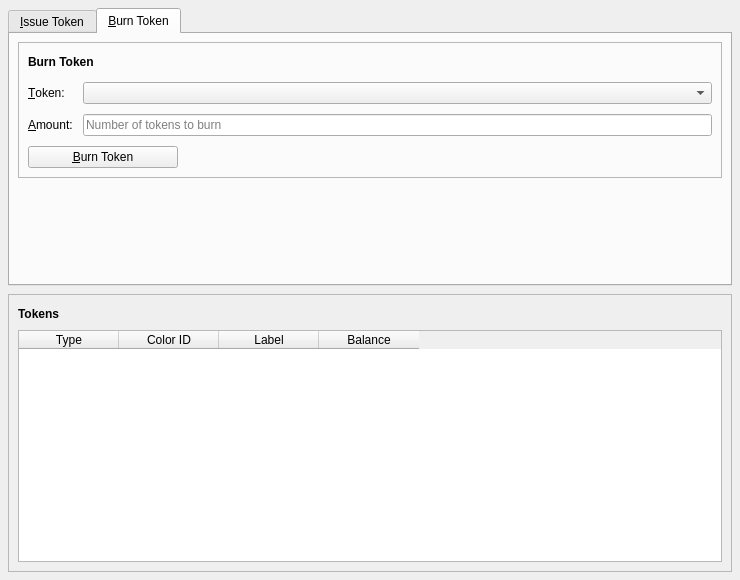
First picture: the form in src/qt/forms/issuetoken.ui, repository chaintope/tapyrus-core, before the edit.
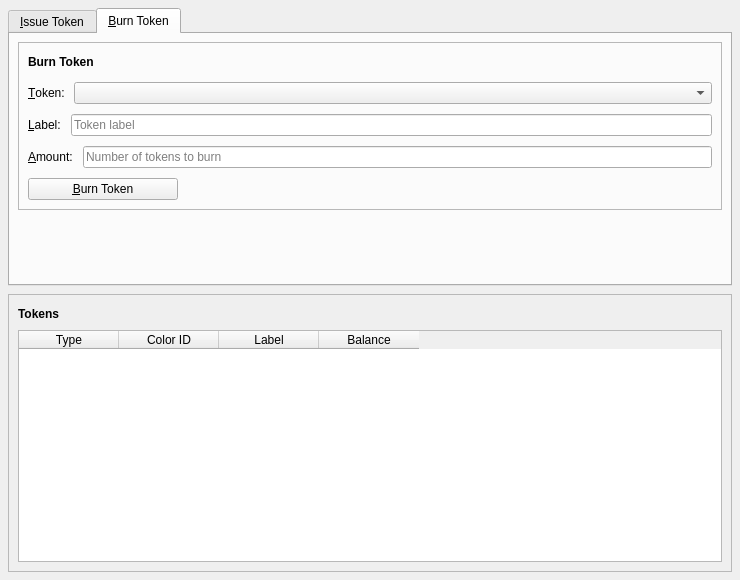
Second picture: the form after the edit. The open tabs and pages were chosen to show the change. Icons and pictures are not drawn. Custom widgets are drawn as their Qt base class.

Commit message: Add Label text to issue token/burn token tab

Patch:
```diff
--- a/src/qt/forms/issuetoken.ui
+++ b/src/qt/forms/issuetoken.ui
@@ -384,8 +384,13 @@
           </item>
 
           <item>
-           <layout class="QFormLayout" name="burnFormLayout">
-            <item row="0" column="0">
+           <layout class="QVBoxLayout" name="burnFieldsLayout">
+            <property name="spacing">
+             <number>10</number>
+            </property>
+            <item>
+             <layout class="QHBoxLayout" name="burnTokenRow" stretch="0,1">
+              <item>
              <widget class="QLabel" name="labelBurnColor">
               <property name="text">
                <string>&amp;Token:</string>
@@ -395,11 +400,39 @@
               </property>
              </widget>
             </item>
-            <item row="0" column="1">
+              <item>
              <widget class="QComboBox" name="burnColorCombo">
              </widget>
             </item>
-            <item row="1" column="0">
+             </layout>
+            </item>
+            <item>
+             <layout class="QHBoxLayout" name="burnLabelRow">
+              <item>
+               <widget class="QLabel" name="labelBurnLabel">
+                <property name="text">
+                 <string>&amp;Label:</string>
+                </property>
+                <property name="buddy">
+                 <cstring>burnLabelEdit</cstring>
+                </property>
+               </widget>
+              </item>
+              <item>
+               <widget class="QLineEdit" name="burnLabelEdit">
+                <property name="readOnly">
+                 <bool>true</bool>
+                </property>
+                <property name="placeholderText">
+                 <string>Token label</string>
+                </property>
+               </widget>
+              </item>
+             </layout>
+            </item>
+            <item>
+             <layout class="QHBoxLayout" name="burnAmountRow">
+              <item>
              <widget class="QLabel" name="labelBurnAmount">
               <property name="text">
                <string>&amp;Amount:</string>
@@ -409,12 +442,14 @@
               </property>
              </widget>
             </item>
-            <item row="1" column="1">
-             <widget class="QLineEdit" name="burnAmountEdit">
+              <item>
+               <widget class="QValidatedLineEdit" name="burnAmountEdit">
               <property name="placeholderText">
                <string>Number of tokens to burn</string>
               </property>
              </widget>
+              </item>
+             </layout>
             </item>
            </layout>
           </item>
```
Left out of the diff: 36 changed lines with no effect on the pictures. Lines whose indentation alone changed are shown as unchanged. The commit also changes 1 other file.
